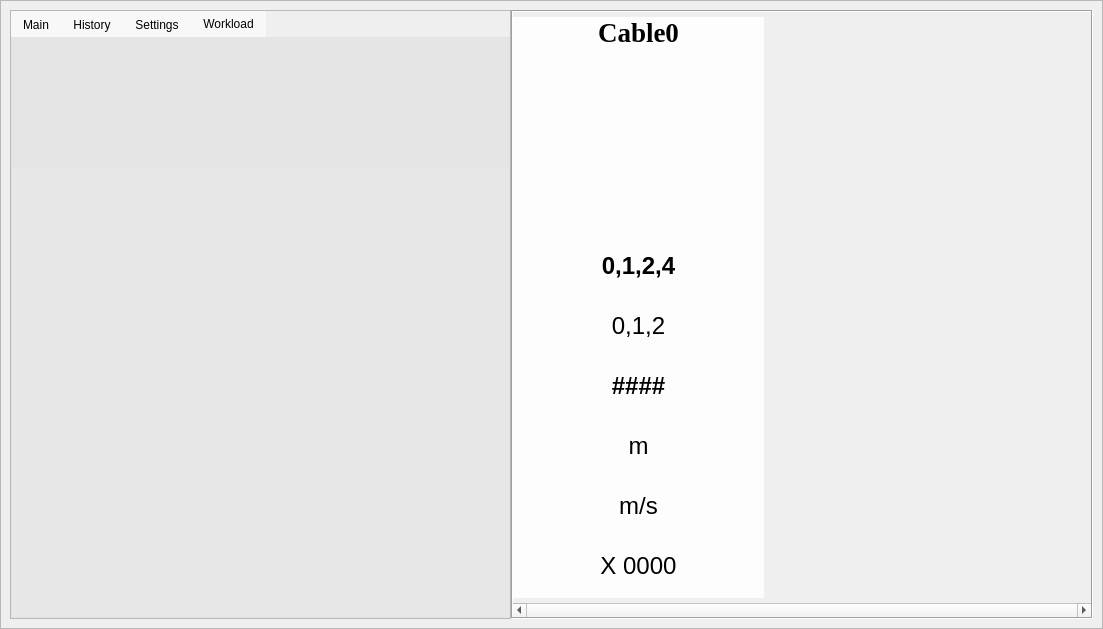
The window that ui/MasterAPPV7.ui (5PIterator/MasterAPP) describes before a commit, drawn with Qt 5.
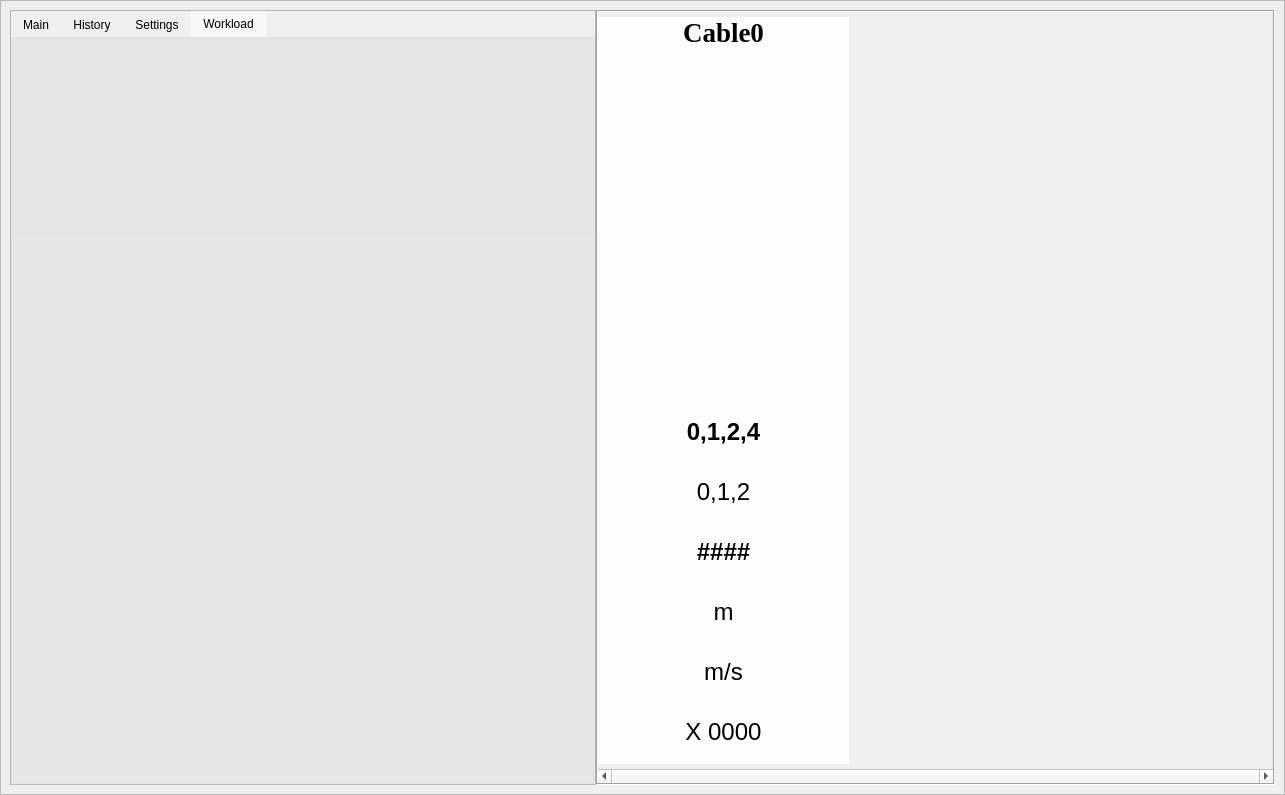
The same window after the commit. The open tabs and pages were chosen to show the change. Icons and pictures are not drawn. Custom widgets are drawn as their Qt base class.

What changed in the file:
```diff
--- a/ui/MasterAPPV7.ui
+++ b/ui/MasterAPPV7.ui
@@ -9,8 +9,8 @@
    <rect>
     <x>0</x>
     <y>0</y>
-    <width>1103</width>
-    <height>629</height>
+    <width>1285</width>
+    <height>795</height>
    </rect>
   </property>
   <property name="sizePolicy">
@@ -84,8 +84,8 @@
         <rect>
          <x>0</x>
          <y>0</y>
-         <width>1101</width>
-         <height>627</height>
+         <width>1283</width>
+         <height>793</height>
         </rect>
        </property>
        <property name="sizePolicy">
@@ -95,7 +95,7 @@
         </sizepolicy>
        </property>
        <layout class="QGridLayout" name="gridLayout_2">
-        <item row="1" column="0">
+        <item row="0" column="0">
          <widget class="QSplitter" name="splitter">
           <property name="sizePolicy">
            <sizepolicy hsizetype="Preferred" vsizetype="Expanding">
@@ -169,6 +169,10 @@
 }
 
 QTabBar::tab {
+    background: rgba(0, 0, 0, 0);
+}
+
+QTabBar::tab::selected {
     background: rgba(255, 255, 255, 150);
 }</string>
                   </property>
@@ -2397,8 +2401,8 @@
                         <rect>
                          <x>0</x>
                          <y>0</y>
-                         <width>681</width>
-                         <height>579</height>
+                         <width>77</width>
+                         <height>200</height>
                         </rect>
                        </property>
                        <layout class="QVBoxLayout" name="verticalLayout_6">
@@ -2420,28 +2424,28 @@
                         <item>
                          <widget class="PlotWidget" name="pg_workload_1" native="true">
                           <property name="sizePolicy">
-                           <sizepolicy hsizetype="Expanding" vsizetype="Expanding">
+                           <sizepolicy hsizetype="Preferred" vsizetype="Preferred">
                             <horstretch>0</horstretch>
                             <verstretch>0</verstretch>
                            </sizepolicy>
                           </property>
-                          <property name="maximumSize">
+                          <property name="minimumSize">
                            <size>
-                            <width>16777215</width>
-                            <height>130</height>
+                            <width>0</width>
+                            <height>200</height>
                            </size>
                           </property>
                          </widget>
                         </item>
                         <item>
-                         <spacer name="verticalSpacer_5">
+                         <spacer name="verticalSpacer">
                           <property name="orientation">
                            <enum>Qt::Vertical</enum>
                           </property>
                           <property name="sizeHint" stdset="0">
                            <size>
                             <width>20</width>
-                            <height>40</height>
+                            <height>542</height>
                            </size>
                           </property>
                          </spacer>
@@ -2507,8 +2511,8 @@
                 <rect>
                  <x>0</x>
                  <y>0</y>
-                 <width>390</width>
-                 <height>582</height>
+                 <width>465</width>
+                 <height>748</height>
                 </rect>
                </property>
                <property name="sizePolicy">
```
Left out of the diff: 69 changed lines with no effect on the pictures.
